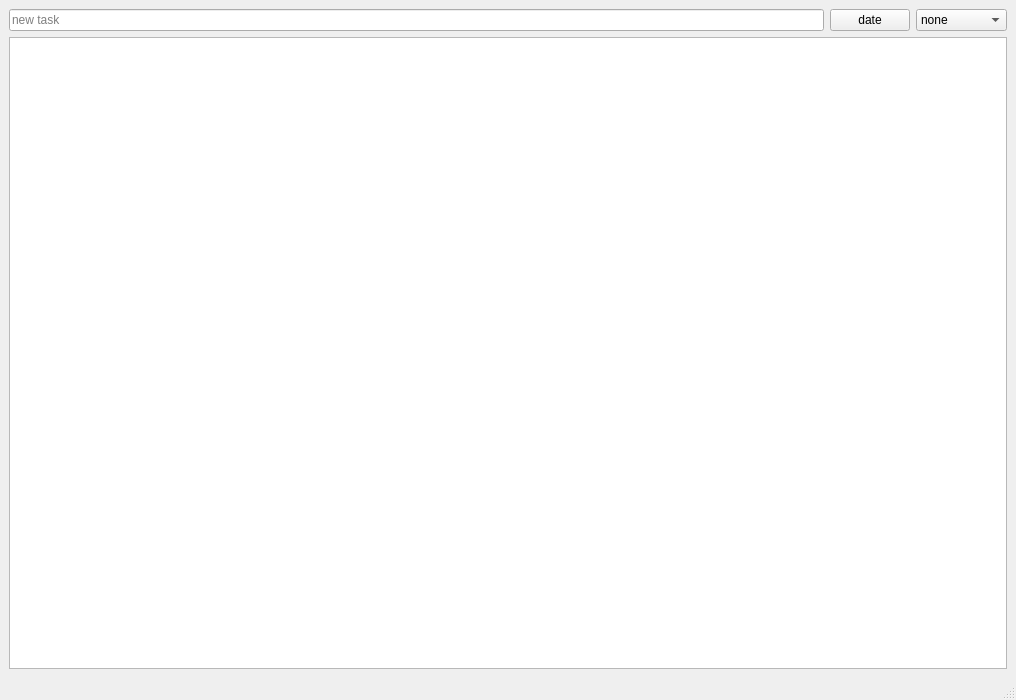
NavkaGleb/labs, file 3term/oop/lab2/MainWindow.ui: the form before one commit.
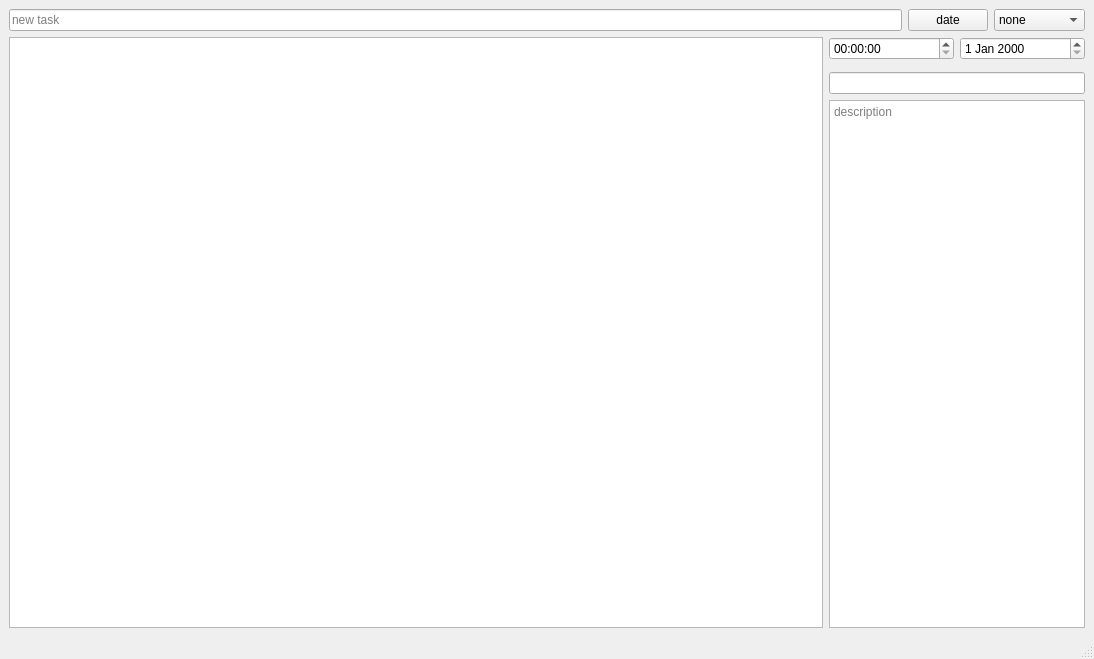
The form after the commit.

Commit message: implelement base of form for current task

```diff
--- a/3term/oop/lab2/MainWindow.ui
+++ b/3term/oop/lab2/MainWindow.ui
@@ -6,24 +6,75 @@
    <rect>
     <x>0</x>
     <y>0</y>
-    <width>1016</width>
-    <height>700</height>
+    <width>1094</width>
+    <height>659</height>
    </rect>
   </property>
   <property name="windowTitle">
    <string>MainWindow</string>
   </property>
   <widget class="QWidget" name="centralwidget">
-   <layout class="QHBoxLayout" name="horizontalLayout_2">
-    <item>
+   <layout class="QGridLayout" name="gridLayout">
+    <item row="0" column="0">
      <layout class="QVBoxLayout" name="listsContainer"/>
     </item>
-    <item>
-     <layout class="QVBoxLayout" name="verticalLayout">
-      <item>
+    <item row="0" column="1">
+     <layout class="QGridLayout" name="gridLayout_2">
+      <item row="1" column="0" rowspan="4">
+       <widget class="QTableView" name="tasksContainer">
+        <property name="lineWidth">
+         <number>0</number>
+        </property>
+        <property name="showGrid">
+         <bool>false</bool>
+        </property>
+        <property name="gridStyle">
+         <enum>Qt::NoPen</enum>
+        </property>
+        <property name="sortingEnabled">
+         <bool>false</bool>
+        </property>
+       </widget>
+      </item>
+      <item row="1" column="1">
+       <widget class="QTimeEdit" name="taskTime"/>
+      </item>
+      <item row="1" column="2">
+       <widget class="QDateEdit" name="taskDate"/>
+      </item>
+      <item row="4" column="1" colspan="2">
+       <widget class="QTextEdit" name="taskDescription">
+        <property name="sizePolicy">
+         <sizepolicy hsizetype="Minimum" vsizetype="Expanding">
+          <horstretch>0</horstretch>
+          <verstretch>0</verstretch>
+         </sizepolicy>
+        </property>
+        <property name="placeholderText">
+         <string>description</string>
+        </property>
+       </widget>
+      </item>
+      <item row="3" column="1" colspan="2">
+       <widget class="QLineEdit" name="taskName">
+        <property name="sizePolicy">
+         <sizepolicy hsizetype="Minimum" vsizetype="Fixed">
+          <horstretch>0</horstretch>
+          <verstretch>0</verstretch>
+         </sizepolicy>
+        </property>
+       </widget>
+      </item>
+      <item row="0" column="0" colspan="3">
        <layout class="QHBoxLayout" name="horizontalLayout">
         <item>
          <widget class="QLineEdit" name="newTask">
+          <property name="sizePolicy">
+           <sizepolicy hsizetype="Expanding" vsizetype="Fixed">
+            <horstretch>0</horstretch>
+            <verstretch>0</verstretch>
+           </sizepolicy>
+          </property>
           <property name="text">
            <string/>
           </property>
@@ -37,6 +88,12 @@
           <property name="enabled">
            <bool>true</bool>
           </property>
+          <property name="sizePolicy">
+           <sizepolicy hsizetype="Preferred" vsizetype="Fixed">
+            <horstretch>0</horstretch>
+            <verstretch>0</verstretch>
+           </sizepolicy>
+          </property>
           <property name="text">
            <string>date</string>
           </property>
@@ -44,6 +101,12 @@
         </item>
         <item>
          <widget class="QComboBox" name="priority">
+          <property name="sizePolicy">
+           <sizepolicy hsizetype="Preferred" vsizetype="Fixed">
+            <horstretch>0</horstretch>
+            <verstretch>0</verstretch>
+           </sizepolicy>
+          </property>
           <item>
            <property name="text">
             <string>none</string>
@@ -68,22 +131,6 @@
         </item>
        </layout>
       </item>
-      <item>
-       <widget class="QTableView" name="tasksContainer">
-        <property name="lineWidth">
-         <number>0</number>
-        </property>
-        <property name="showGrid">
-         <bool>false</bool>
-        </property>
-        <property name="gridStyle">
-         <enum>Qt::NoPen</enum>
-        </property>
-        <property name="sortingEnabled">
-         <bool>false</bool>
-        </property>
-       </widget>
-      </item>
      </layout>
     </item>
    </layout>
```
Left out of the diff: 2 changed lines with no effect on the pictures. The commit also changes 7 other files.
